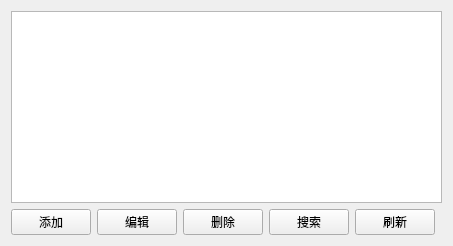
Qt form LabEquipmentManager/equipmentwidget.ui (S-15-code/Lab) before a commit.
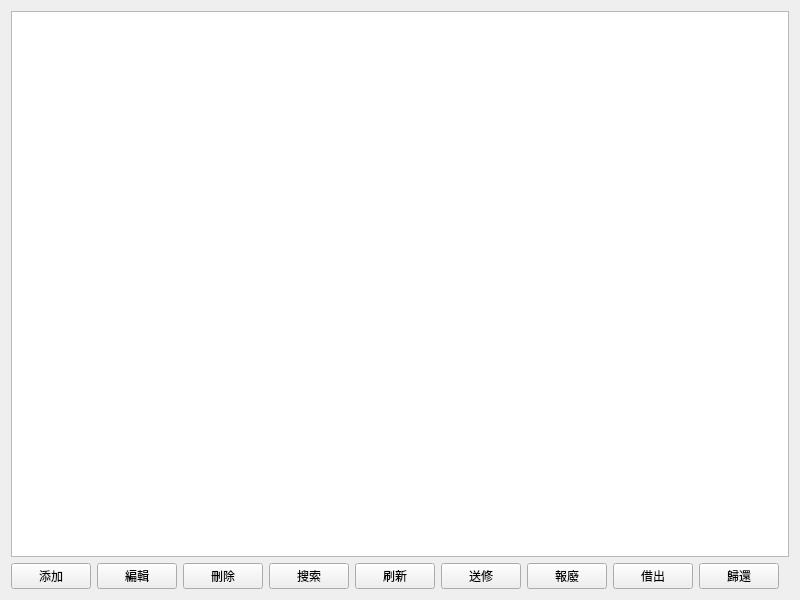
The same form after that commit.

Diff of the .ui file:
```diff
--- a/LabEquipmentManager/equipmentwidget.ui
+++ b/LabEquipmentManager/equipmentwidget.ui
@@ -2,18 +2,99 @@
 <ui version="4.0">
  <class>EquipmentWidget</class>
  <widget class="QWidget" name="EquipmentWidget">
+  <property name="geometry">
+   <rect>
+    <x>0</x>
+    <y>0</y>
+    <width>800</width>
+    <height>600</height>
+   </rect>
+  </property>
+  <property name="windowTitle">
+   <string>設備管理</string>
+  </property>
   <layout class="QVBoxLayout" name="verticalLayout">
    <item>
     <widget class="QTableView" name="tableView"/>
    </item>
    <item>
-    <layout class="QHBoxLayout" name="buttonLayout">
-     <item><widget class="QPushButton" name="addButton"><property name="text"><string>添加</string></property></widget></item>
-     <item><widget class="QPushButton" name="editButton"><property name="text"><string>编辑</string></property></widget></item>
-     <item><widget class="QPushButton" name="deleteButton"><property name="text"><string>删除</string></property></widget></item>
-     <item><widget class="QPushButton" name="searchButton"><property name="text"><string>搜索</string></property></widget></item>
-     <item><widget class="QPushButton" name="refreshButton"><property name="text"><string>刷新</string></property></widget></item>
-     <item><spacer name="horizontalSpacer"><property name="orientation"><enum>Qt::Horizontal</enum></property><property name="sizeType"><enum>QSizePolicy::Expanding</enum></property></spacer></item>
+    <layout class="QHBoxLayout" name="horizontalLayout">
+     <item>
+      <widget class="QPushButton" name="addButton">
+       <property name="text">
+        <string>添加</string>
+       </property>
+      </widget>
+     </item>
+     <item>
+      <widget class="QPushButton" name="editButton">
+       <property name="text">
+        <string>編輯</string>
+       </property>
+      </widget>
+     </item>
+     <item>
+      <widget class="QPushButton" name="deleteButton">
+       <property name="text">
+        <string>刪除</string>
+       </property>
+      </widget>
+     </item>
+     <item>
+      <widget class="QPushButton" name="searchButton">
+       <property name="text">
+        <string>搜索</string>
+       </property>
+      </widget>
+     </item>
+     <item>
+      <widget class="QPushButton" name="refreshButton">
+       <property name="text">
+        <string>刷新</string>
+       </property>
+      </widget>
+     </item>
+     <item>
+      <widget class="QPushButton" name="maintenanceBtn">
+       <property name="text">
+        <string>送修</string>
+       </property>
+      </widget>
+     </item>
+     <item>
+      <widget class="QPushButton" name="scrapBtn">
+       <property name="text">
+        <string>報廢</string>
+       </property>
+      </widget>
+     </item>
+     <item>
+      <widget class="QPushButton" name="borrowBtn">
+       <property name="text">
+        <string>借出</string>
+       </property>
+      </widget>
+     </item>
+     <item>
+      <widget class="QPushButton" name="returnBtn">
+       <property name="text">
+        <string>歸還</string>
+       </property>
+      </widget>
+     </item>
+     <item>
+      <spacer name="horizontalSpacer">
+       <property name="orientation">
+        <enum>Qt::Horizontal</enum>
+       </property>
+       <property name="sizeHint" stdset="0">
+        <size>
+         <width>40</width>
+         <height>20</height>
+        </size>
+       </property>
+      </spacer>
+     </item>
     </layout>
    </item>
   </layout>
```
Left out of the diff: 9 changed lines with no effect on the pictures.
